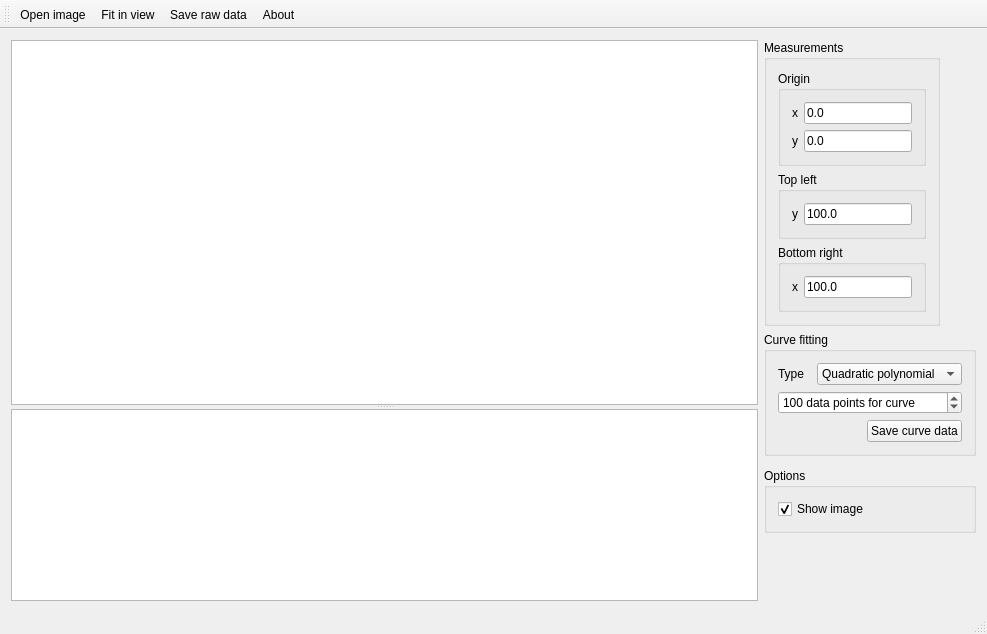
The window that MainWindow.ui (hheld/CurveExtractor) describes before a commit, drawn with Qt 5.
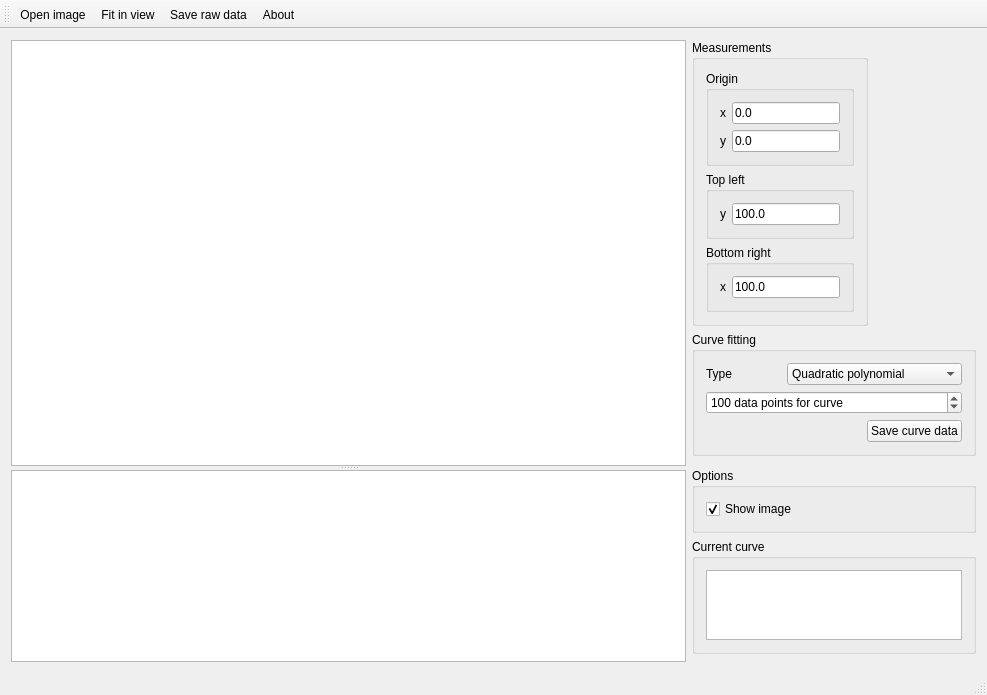
The same window after the commit. Icons and pictures are not drawn. Custom widgets are drawn as their Qt base class.

Commit message: Added string representations to the curves, displaying that on the main window, and writing it as a commented first line to the CSV file.

```diff
--- a/MainWindow.ui
+++ b/MainWindow.ui
@@ -7,7 +7,7 @@
     <x>0</x>
     <y>0</y>
     <width>987</width>
-    <height>634</height>
+    <height>695</height>
    </rect>
   </property>
   <property name="windowTitle">
@@ -225,7 +225,7 @@
       </layout>
      </widget>
     </item>
-    <item row="4" column="1">
+    <item row="5" column="1">
      <spacer name="verticalSpacer">
       <property name="orientation">
        <enum>Qt::Vertical</enum>
@@ -238,7 +238,7 @@
       </property>
      </spacer>
     </item>
-    <item row="0" column="0" rowspan="5">
+    <item row="0" column="0" rowspan="6">
      <widget class="QSplitter" name="splitter">
       <property name="orientation">
        <enum>Qt::Vertical</enum>
@@ -276,6 +276,25 @@
       </widget>
      </widget>
     </item>
+    <item row="4" column="1">
+     <widget class="QGroupBox" name="groupBox_currentCurve">
+      <property name="title">
+       <string>Current curve</string>
+      </property>
+      <layout class="QGridLayout" name="gridLayout_5">
+       <item row="0" column="0">
+        <widget class="QTextBrowser" name="textBrowser_currentCurve">
+         <property name="sizePolicy">
+          <sizepolicy hsizetype="Preferred" vsizetype="Expanding">
+           <horstretch>0</horstretch>
+           <verstretch>0</verstretch>
+          </sizepolicy>
+         </property>
+        </widget>
+       </item>
+      </layout>
+     </widget>
+    </item>
    </layout>
   </widget>
   <widget class="QMenuBar" name="menuBar">
```
The commit also changes 9 other files.
